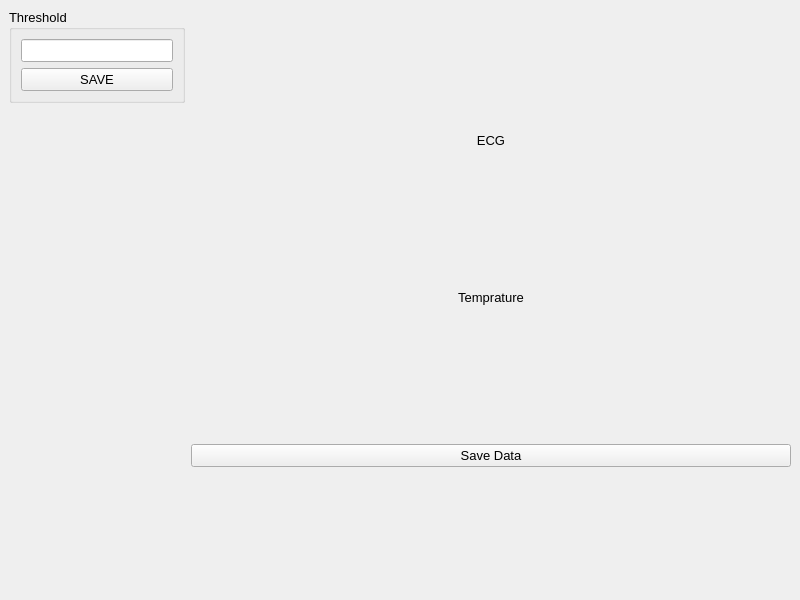
faisalrao778/ECGSoftware, file MainWindow.ui: the form before one commit.
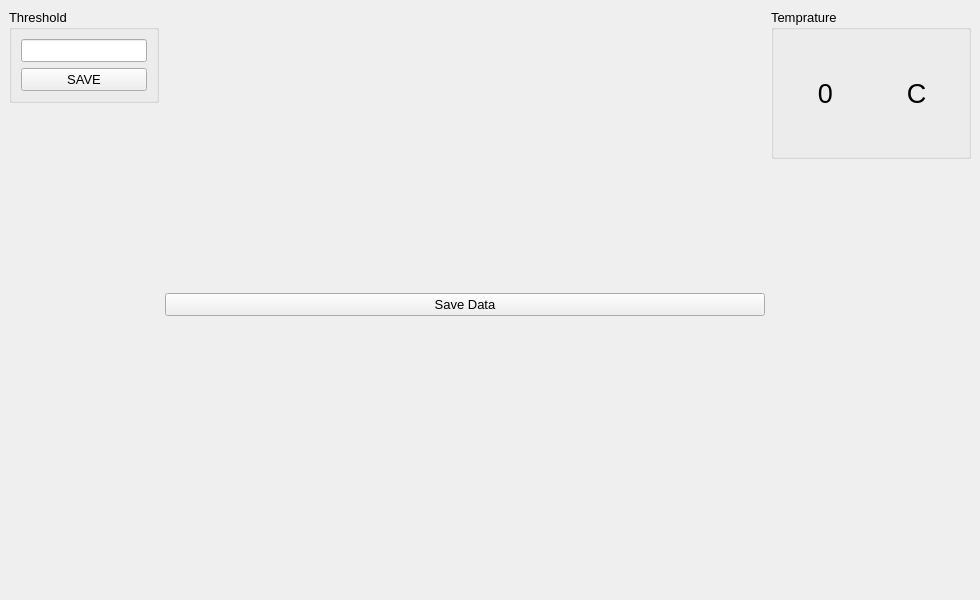
The form after the commit.

Patch:
```diff
--- a/MainWindow.ui
+++ b/MainWindow.ui
@@ -6,7 +6,7 @@
    <rect>
     <x>0</x>
     <y>0</y>
-    <width>800</width>
+    <width>862</width>
     <height>600</height>
    </rect>
   </property>
@@ -28,6 +28,12 @@
           <verstretch>0</verstretch>
          </sizepolicy>
         </property>
+        <property name="minimumSize">
+         <size>
+          <width>150</width>
+          <height>0</height>
+         </size>
+        </property>
         <property name="maximumSize">
          <size>
           <width>200</width>
@@ -45,6 +51,12 @@
         <layout class="QVBoxLayout" name="verticalLayout">
          <item>
           <widget class="QLineEdit" name="lineEdit_threshold">
+           <property name="minimumSize">
+            <size>
+             <width>0</width>
+             <height>0</height>
+            </size>
+           </property>
            <property name="alignment">
             <set>Qt::AlignCenter</set>
            </property>
@@ -81,71 +93,7 @@
        <layout class="QGridLayout" name="gridLayout"/>
       </item>
       <item>
-       <widget class="QLabel" name="label_ecg_chart">
-        <property name="maximumSize">
-         <size>
-          <width>16777215</width>
-          <height>20</height>
-         </size>
-        </property>
-        <property name="font">
-         <font>
-          <pointsize>10</pointsize>
-         </font>
-        </property>
-        <property name="text">
-         <string>ECG</string>
-        </property>
-        <property name="textFormat">
-         <enum>Qt::AutoText</enum>
-        </property>
-        <property name="alignment">
-         <set>Qt::AlignCenter</set>
-        </property>
-        <property name="margin">
-         <number>0</number>
-        </property>
-       </widget>
-      </item>
-      <item>
-       <layout class="QGridLayout" name="gridLayout_2"/>
-      </item>
-      <item>
-       <spacer name="verticalSpacer_ecg">
-        <property name="orientation">
-         <enum>Qt::Vertical</enum>
-        </property>
-        <property name="sizeType">
-         <enum>QSizePolicy::Maximum</enum>
-        </property>
-        <property name="sizeHint" stdset="0">
-         <size>
-          <width>20</width>
-          <height>10</height>
-         </size>
-        </property>
-       </spacer>
-      </item>
-      <item>
-       <widget class="QLabel" name="label_2">
-        <property name="maximumSize">
-         <size>
-          <width>16777215</width>
-          <height>20</height>
-         </size>
-        </property>
-        <property name="font">
-         <font>
-          <pointsize>10</pointsize>
-         </font>
-        </property>
-        <property name="text">
-         <string>Temprature</string>
-        </property>
-        <property name="alignment">
-         <set>Qt::AlignCenter</set>
-        </property>
-       </widget>
+       <layout class="QGridLayout" name="gridLayout_chart2"/>
       </item>
       <item>
        <spacer name="verticalSpacer_temprature">
@@ -183,6 +131,82 @@
       </item>
      </layout>
     </item>
+    <item>
+     <layout class="QVBoxLayout" name="valueDisplayLayout" stretch="0,0">
+      <property name="sizeConstraint">
+       <enum>QLayout::SetDefaultConstraint</enum>
+      </property>
+      <item>
+       <widget class="QGroupBox" name="groupBox">
+        <property name="minimumSize">
+         <size>
+          <width>200</width>
+          <height>150</height>
+         </size>
+        </property>
+        <property name="maximumSize">
+         <size>
+          <width>200</width>
+          <height>150</height>
+         </size>
+        </property>
+        <property name="font">
+         <font>
+          <pointsize>10</pointsize>
+         </font>
+        </property>
+        <property name="title">
+         <string>Temprature</string>
+        </property>
+        <layout class="QHBoxLayout" name="horizontalLayout">
+         <item>
+          <widget class="QLabel" name="label_temprature">
+           <property name="font">
+            <font>
+             <pointsize>20</pointsize>
+            </font>
+           </property>
+           <property name="text">
+            <string>0</string>
+           </property>
+           <property name="alignment">
+            <set>Qt::AlignCenter</set>
+           </property>
+          </widget>
+         </item>
+         <item>
+          <widget class="QLabel" name="label_tempratureUnit">
+           <property name="font">
+            <font>
+             <pointsize>20</pointsize>
+            </font>
+           </property>
+           <property name="text">
+            <string>C</string>
+           </property>
+           <property name="alignment">
+            <set>Qt::AlignCenter</set>
+           </property>
+          </widget>
+         </item>
+        </layout>
+       </widget>
+      </item>
+      <item>
+       <spacer name="verticalSpacer">
+        <property name="orientation">
+         <enum>Qt::Vertical</enum>
+        </property>
+        <property name="sizeHint" stdset="0">
+         <size>
+          <width>20</width>
+          <height>40</height>
+         </size>
+        </property>
+       </spacer>
+      </item>
+     </layout>
+    </item>
    </layout>
   </widget>
  </widget>
```
Left out of the diff: 4 changed lines with no effect on the pictures.
